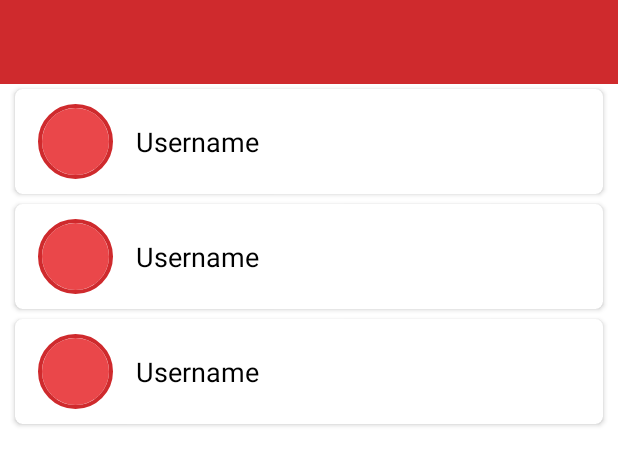
After one commit to yumtaufikhidayat/gitser, an Android app: the layout activity_main.xml on its own in the app's theme, with its tools: preview values and no code run, on a phone screen of 412 x 824 dp. The commit adds this screen. Shown: the top 465 px of the screen. Run offline under Robolectric (Android 15) with nearby library versions, the phone set to English and light mode, and no system bars.

Commit message:
Adding main activity.

```diff
--- a/app/src/main/java/com/yumtaufik/gitser/activity/SearchActivity.java
+++ b/app/src/main/java/com/yumtaufik/gitser/activity/SearchActivity.java
@@ -90,6 +90,10 @@ public class SearchActivity extends AppCompatActivity {
     @Override
     public boolean onOptionsItemSelected(MenuItem item) {
         switch (item.getItemId()) {
+            case android.R.id.home:
+                onBackPressed();
+                break;
+
             case R.id.nav_favorite:
                 //To favorite activity
                 break;
@@ -104,7 +108,7 @@ public class SearchActivity extends AppCompatActivity {
     @Override
     public boolean onCreateOptionsMenu(Menu menu) {
 
-        getMenuInflater().inflate(R.menu.main_menu, menu);
+        getMenuInflater().inflate(R.menu.search_menu, menu);
 
         MenuItem item = menu.findItem(R.id.nav_search);
 
--- a/app/src/main/java/com/yumtaufik/gitser/activity/SplashscreenActivity.java
+++ b/app/src/main/java/com/yumtaufik/gitser/activity/SplashscreenActivity.java
@@ -18,7 +18,7 @@ public class SplashscreenActivity extends AppCompatActivity {
         new Handler().postDelayed(new Runnable() {
             @Override
             public void run() {
-                    startActivity(new Intent(SplashscreenActivity.this, SearchActivity.class));
+                    startActivity(new Intent(SplashscreenActivity.this, MainActivity.class));
                     finish();
             }
         }, 2000);
--- a/app/src/main/java/com/yumtaufik/gitser/viewmodel/detail/DetailProfileRepository.java
+++ b/app/src/main/java/com/yumtaufik/gitser/viewmodel/detail/DetailProfileRepository.java
@@ -36,7 +36,7 @@ public class DetailProfileRepository extends ViewModel {
             @Override
             @EverythingIsNonNull
             public void onFailure(Call<DetailProfileResponse> call, Throwable t) {
-
+                Log.e("onFailureDetail", "onFailure: " + t.getLocalizedMessage());
             }
         });
 
--- /dev/null
+++ b/app/src/main/res/layout/activity_main.xml
@@ -0,0 +1,37 @@
+<?xml version="1.0" encoding="utf-8"?>
+<androidx.constraintlayout.widget.ConstraintLayout
+    xmlns:android="http://schemas.android.com/apk/res/android"
+    xmlns:app="http://schemas.android.com/apk/res-auto"
+    xmlns:tools="http://schemas.android.com/tools"
+    android:layout_width="match_parent"
+    android:layout_height="match_parent"
+    tools:context=".activity.MainActivity">
+
+    <include layout="@layout/toolbar_search"
+        android:id="@+id/toolbarMain"
+        app:layout_constraintStart_toStartOf="parent"
+        app:layout_constraintEnd_toEndOf="parent"
+        app:layout_constraintTop_toTopOf="parent"
+        app:layout_constraintBottom_toTopOf="@id/swipeRefreshMain"/>
+
+    <androidx.swiperefreshlayout.widget.SwipeRefreshLayout
+        android:id="@+id/swipeRefreshMain"
+        android:layout_width="match_parent"
+        android:layout_height="0dp"
+        android:background="@android:color/white"
+        app:layout_constraintTop_toBottomOf="@id/toolbarMain"
+        app:layout_constraintBottom_toBottomOf="parent"
+        app:layout_constraintStart_toStartOf="parent"
+        app:layout_constraintEnd_toEndOf="parent">
+
+        <androidx.recyclerview.widget.RecyclerView
+            android:id="@+id/rvMain"
+            android:layout_width="match_parent"
+            android:layout_height="0dp"
+            android:scrollbars="vertical"
+            tools:listitem="@layout/item_search_user"/>
+    </androidx.swiperefreshlayout.widget.SwipeRefreshLayout>
+
+    <include layout="@layout/layout_error"/>
+
+</androidx.constraintlayout.widget.ConstraintLayout>
--- a/app/src/main/res/menu/main_menu.xml
+++ b/app/src/main/res/menu/main_menu.xml
@@ -3,11 +3,10 @@
     xmlns:app="http://schemas.android.com/apk/res-auto">
 
     <item
-        android:id="@+id/nav_search"
+        android:id="@+id/nav_search_main"
         android:title="@string/tvSearch"
         android:icon="@drawable/ic_outline_search_white"
-        app:actionViewClass="androidx.appcompat.widget.SearchView"
-        app:showAsAction="ifRoom|collapseActionView"/>
+        app:showAsAction="ifRoom"/>
 
     <item
         android:id="@+id/nav_favorite"
```
Also changed, not shown: app/src/main/AndroidManifest.xml (+5 -4 lines), app/src/main/java/com/yumtaufik/gitser/activity/DetailProfileActivity.java (+6 -6 lines), app/src/main/java/com/yumtaufik/gitser/activity/MainActivity.java (added, +141 -0 lines), app/src/main/java/com/yumtaufik/gitser/model/detail/DetailProfileResponse.java (+27 -27 lines), app/src/main/res/menu/search_menu.xml (added, +12 -0 lines).
